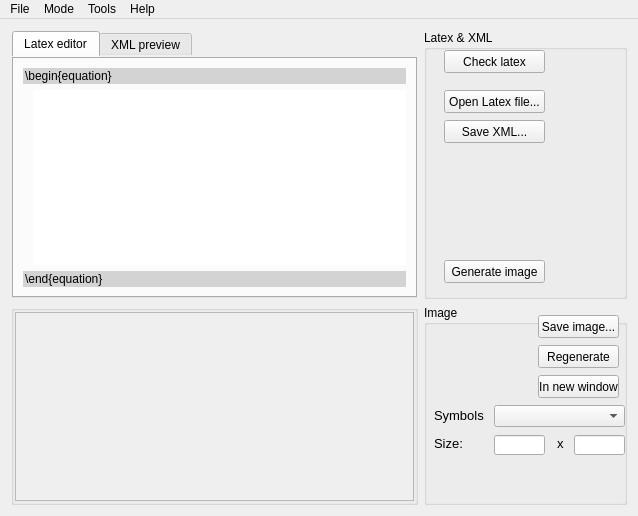
kverhun/Equatex, file src/gui/view/mainwindow.ui: the form before one commit.
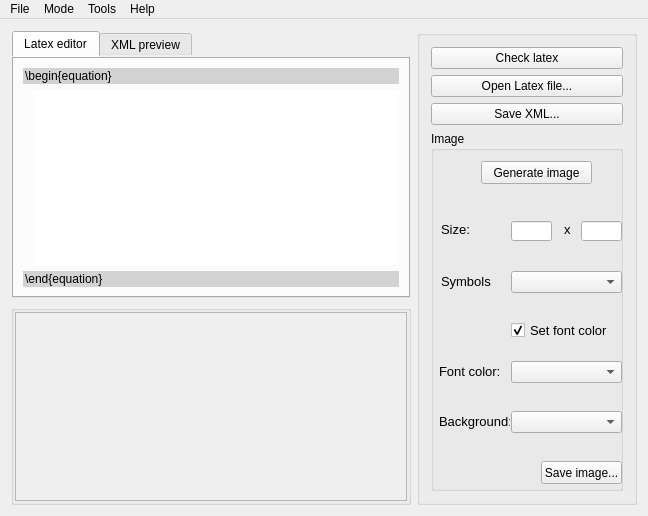
The form after the commit.

Commit message: Image generation: colors and parameters added

What changed in the file:
```diff
--- a/src/gui/view/mainwindow.ui
+++ b/src/gui/view/mainwindow.ui
@@ -6,7 +6,7 @@
    <rect>
     <x>0</x>
     <y>0</y>
-    <width>638</width>
+    <width>648</width>
     <height>516</height>
    </rect>
   </property>
@@ -158,7 +158,7 @@
            <rect>
             <x>0</x>
             <y>0</y>
-            <width>399</width>
+            <width>394</width>
             <height>190</height>
            </rect>
           </property>
@@ -177,16 +177,67 @@
       </layout>
      </widget>
     </item>
-    <item row="1" column="2">
+    <item row="0" column="2" rowspan="2">
+     <widget class="QGroupBox" name="editorParam_box">
+      <property name="sizePolicy">
+       <sizepolicy hsizetype="Preferred" vsizetype="Preferred">
+        <horstretch>0</horstretch>
+        <verstretch>0</verstretch>
+       </sizepolicy>
+      </property>
+      <property name="minimumSize">
+       <size>
+        <width>220</width>
+        <height>0</height>
+       </size>
+      </property>
+      <property name="baseSize">
+       <size>
+        <width>0</width>
+        <height>0</height>
+       </size>
+      </property>
+      <property name="styleSheet">
+       <string notr="true"/>
+      </property>
+      <property name="title">
+       <string/>
+      </property>
+      <layout class="QVBoxLayout" name="verticalLayout_2">
+       <item>
+        <widget class="QPushButton" name="checkLatex_button">
+         <property name="text">
+          <string>Check latex</string>
+         </property>
+        </widget>
+       </item>
+       <item>
+        <widget class="QPushButton" name="openLatex_button">
+         <property name="text">
+          <string>Open Latex file...</string>
+         </property>
+        </widget>
+       </item>
+       <item>
+        <widget class="QPushButton" name="saveXml_button">
+         <property name="text">
+          <string>Save XML...</string>
+         </property>
+        </widget>
+       </item>
+       <item>
      <widget class="QGroupBox" name="imageParam_box">
+         <property name="styleSheet">
+          <string notr="true"/>
+         </property>
       <property name="title">
        <string>Image</string>
       </property>
       <widget class="QPushButton" name="saveImage_button">
        <property name="geometry">
         <rect>
-         <x>114</x>
-         <y>10</y>
+            <x>110</x>
+            <y>330</y>
          <width>81</width>
          <height>23</height>
         </rect>
@@ -195,38 +246,12 @@
         <string>Save image...</string>
        </property>
       </widget>
-      <widget class="QPushButton" name="regenImage_button">
-       <property name="geometry">
-        <rect>
-         <x>114</x>
-         <y>40</y>
-         <width>81</width>
-         <height>23</height>
-        </rect>
-       </property>
-       <property name="text">
-        <string>Regenerate</string>
-       </property>
-      </widget>
-      <widget class="QPushButton" name="newWindow_button">
-       <property name="geometry">
-        <rect>
-         <x>114</x>
-         <y>70</y>
-         <width>81</width>
-         <height>23</height>
-        </rect>
-       </property>
-       <property name="text">
-        <string>In new window</string>
-       </property>
-      </widget>
       <widget class="QComboBox" name="imageStyle_cbox">
        <property name="geometry">
         <rect>
-         <x>70</x>
-         <y>100</y>
-         <width>131</width>
+            <x>80</x>
+            <y>140</y>
+            <width>111</width>
          <height>22</height>
         </rect>
        </property>
@@ -235,7 +260,7 @@
        <property name="geometry">
         <rect>
          <x>10</x>
-         <y>132</y>
+            <y>92</y>
          <width>46</width>
          <height>13</height>
         </rect>
@@ -253,7 +278,7 @@
        <property name="geometry">
         <rect>
          <x>10</x>
-         <y>102</y>
+            <y>142</y>
          <width>51</width>
          <height>16</height>
         </rect>
@@ -270,36 +295,18 @@
       <widget class="QLineEdit" name="imageWidth_edit">
        <property name="geometry">
         <rect>
-         <x>70</x>
-         <y>130</y>
-         <width>51</width>
+            <x>80</x>
+            <y>90</y>
+            <width>41</width>
          <height>20</height>
         </rect>
        </property>
       </widget>
-      <widget class="QLabel" name="label_3">
-       <property name="geometry">
-        <rect>
-         <x>110</x>
-         <y>132</y>
-         <width>46</width>
-         <height>13</height>
-        </rect>
-       </property>
-       <property name="font">
-        <font>
-         <pointsize>10</pointsize>
-        </font>
-       </property>
-       <property name="text">
-        <string/>
-       </property>
-      </widget>
       <widget class="QLabel" name="label_4">
        <property name="geometry">
         <rect>
          <x>133</x>
-         <y>132</y>
+            <y>92</y>
          <width>46</width>
          <height>13</height>
         </rect>
@@ -317,82 +324,46 @@
        <property name="geometry">
         <rect>
          <x>150</x>
-         <y>130</y>
-         <width>51</width>
-         <height>20</height>
-        </rect>
-       </property>
-      </widget>
-     </widget>
-    </item>
-    <item row="0" column="2">
-     <widget class="QGroupBox" name="editorParam_box">
-      <property name="sizePolicy">
-       <sizepolicy hsizetype="Preferred" vsizetype="Preferred">
-        <horstretch>0</horstretch>
-        <verstretch>0</verstretch>
-       </sizepolicy>
-      </property>
-      <property name="minimumSize">
-       <size>
-        <width>200</width>
-        <height>0</height>
-       </size>
-      </property>
-      <property name="baseSize">
-       <size>
-        <width>0</width>
-        <height>0</height>
-       </size>
-      </property>
-      <property name="title">
-       <string>Latex &amp;&amp; XML</string>
-      </property>
-      <widget class="QPushButton" name="checkLatex_button">
-       <property name="geometry">
-        <rect>
-         <x>20</x>
-         <y>20</y>
-         <width>101</width>
-         <height>23</height>
-        </rect>
-       </property>
-       <property name="text">
-        <string>Check latex</string>
-       </property>
-      </widget>
-      <widget class="QPushButton" name="openLatex_button">
-       <property name="geometry">
-        <rect>
-         <x>20</x>
-         <y>60</y>
-         <width>101</width>
-         <height>23</height>
-        </rect>
-       </property>
-       <property name="text">
-        <string>Open Latex file...</string>
-       </property>
-      </widget>
-      <widget class="QPushButton" name="saveXml_button">
-       <property name="geometry">
-        <rect>
-         <x>20</x>
          <y>90</y>
-         <width>101</width>
-         <height>23</height>
-        </rect>
+            <width>41</width>
+            <height>20</height>
+           </rect>
+          </property>
+         </widget>
+         <widget class="QLabel" name="label_5">
+          <property name="geometry">
+           <rect>
+            <x>8</x>
+            <y>230</y>
+            <width>61</width>
+            <height>20</height>
+           </rect>
+          </property>
+          <property name="font">
+           <font>
+            <pointsize>10</pointsize>
+           </font>
        </property>
        <property name="text">
-        <string>Save XML...</string>
+           <string>Font color:</string>
+          </property>
+         </widget>
+         <widget class="QComboBox" name="fontColor_cBox">
+          <property name="geometry">
+           <rect>
+            <x>80</x>
+            <y>230</y>
+            <width>111</width>
+            <height>22</height>
+           </rect>
        </property>
       </widget>
       <widget class="QPushButton" name="imageGen_button">
        <property name="geometry">
         <rect>
-         <x>20</x>
-         <y>230</y>
-         <width>101</width>
+            <x>50</x>
+            <y>30</y>
+            <width>111</width>
          <height>23</height>
         </rect>
        </property>
@@ -400,6 +371,58 @@
         <string>Generate image</string>
        </property>
       </widget>
+         <widget class="QCheckBox" name="fontColor_checkBox">
+          <property name="geometry">
+           <rect>
+            <x>80</x>
+            <y>190</y>
+            <width>121</width>
+            <height>18</height>
+           </rect>
+          </property>
+          <property name="font">
+           <font>
+            <pointsize>10</pointsize>
+           </font>
+          </property>
+          <property name="text">
+           <string>Set font color</string>
+          </property>
+          <property name="checked">
+           <bool>true</bool>
+          </property>
+         </widget>
+         <widget class="QLabel" name="label_6">
+          <property name="geometry">
+           <rect>
+            <x>8</x>
+            <y>280</y>
+            <width>71</width>
+            <height>20</height>
+           </rect>
+          </property>
+          <property name="font">
+           <font>
+            <pointsize>10</pointsize>
+           </font>
+          </property>
+          <property name="text">
+           <string>Background:</string>
+          </property>
+         </widget>
+         <widget class="QComboBox" name="background_cbox">
+          <property name="geometry">
+           <rect>
+            <x>80</x>
+            <y>280</y>
+            <width>111</width>
+            <height>22</height>
+           </rect>
+          </property>
+         </widget>
+        </widget>
+       </item>
+      </layout>
      </widget>
     </item>
    </layout>
@@ -409,7 +432,7 @@
     <rect>
      <x>0</x>
      <y>0</y>
-     <width>638</width>
+     <width>648</width>
      <height>18</height>
     </rect>
    </property>
```
Lines whose indentation alone changed are shown as unchanged. The commit also changes 15 other files.
